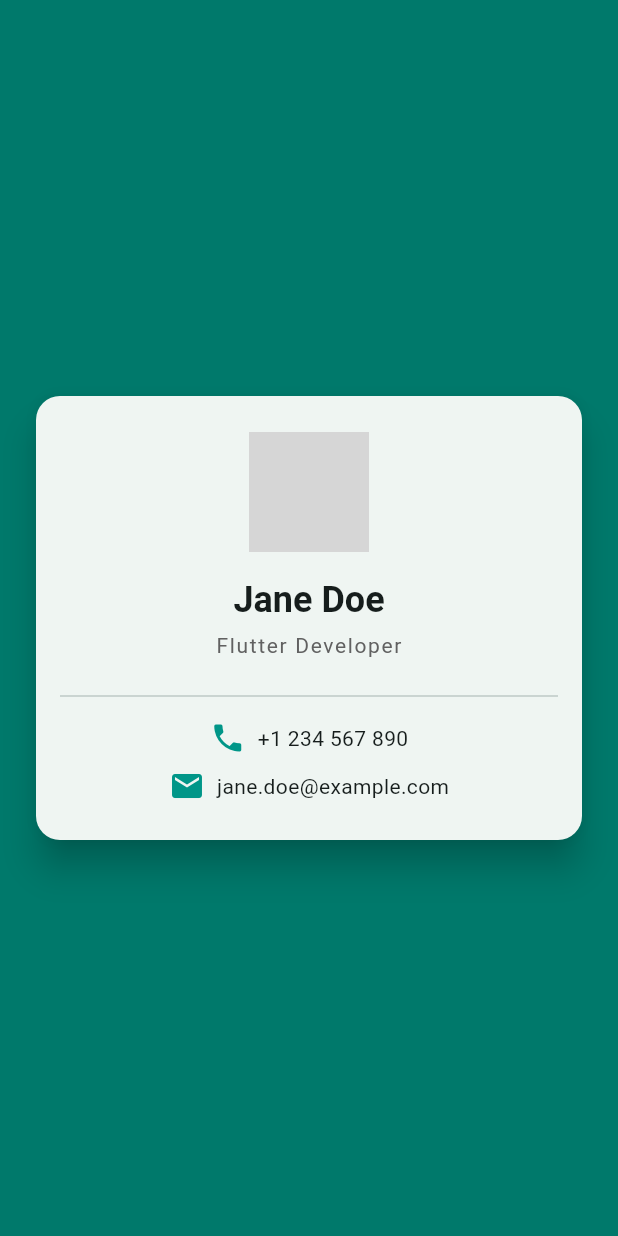
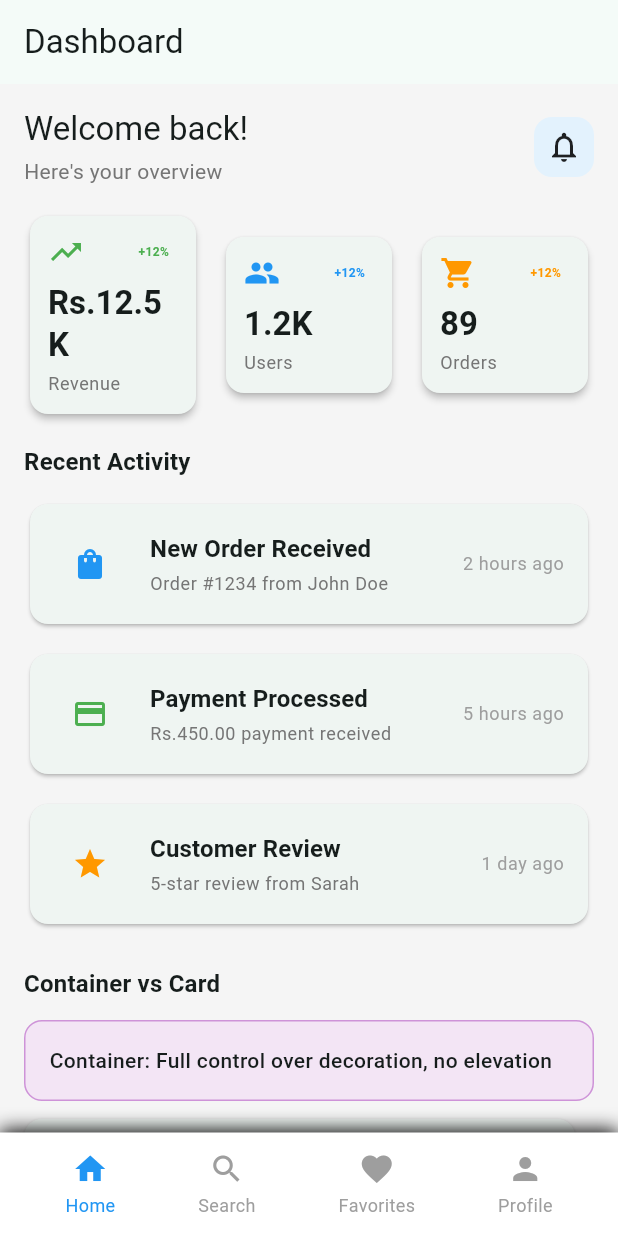
Before and after one commit to SumanShrestha14/learning_flutter, a Flutter app: the screen it shows after launch, on a phone screen of 412 x 824 dp. Run offline on Flutter 3.47's test engine with Material 3 defaults, Android fonts, the phone set to English and light mode, and no system bars; grey boxes are pictures that could not be loaded.

Commit message:
Row, Column, Expanded, Flexible
Padding, Margin, SizedBox

Container vs Card

Practice: Create a dashboard layout

```diff
--- a/lib/main.dart
+++ b/lib/main.dart
@@ -1,4 +1,4 @@
-import 'package:first_app/pages/ProfileScreen.dart';
+import 'package:first_app/pages/DashboardScreen.dart';
 import 'package:flutter/material.dart';
 
 void main() {
@@ -13,12 +13,12 @@ class MyApp extends StatelessWidget {
   Widget build(BuildContext context) {
     return MaterialApp(
       debugShowCheckedModeBanner: false,
-      title: 'Flutter App',
+      title: 'Flutter Layout Mastery',
       theme: ThemeData(
         colorScheme: ColorScheme.fromSeed(seedColor: Colors.teal),
         useMaterial3: true,
       ),
-      home: const ProfileScreen(),
+      home: const DashboardScreen(),
     );
   }
 }
--- /dev/null
+++ b/lib/pages/ActivityCard.dart
@@ -0,0 +1,71 @@
+import 'package:flutter/material.dart';
+
+/// Activity Card Widget - Demonstrates Card with Row layout
+class ActivityCard extends StatelessWidget {
+  final String title;
+  final String subtitle;
+  final String time;
+  final IconData icon;
+  final Color color;
+
+  const ActivityCard({
+    super.key,
+    required this.title,
+    required this.subtitle,
+    required this.time,
+    required this.icon,
+    required this.color,
+  });
+
+  @override
+  Widget build(BuildContext context) {
+    return Card(
+      elevation: 1,
+      child: Padding(
+        padding: const EdgeInsets.all(16.0),
+        child: Row(
+          children: [
+            // Icon container
+            Container(
+              padding: const EdgeInsets.all(12),
+              decoration: BoxDecoration(
+                borderRadius: BorderRadius.circular(12),
+              ),
+              child: Icon(icon, color: color),
+            ),
+            const SizedBox(width: 16), // Horizontal spacing
+            // Text content - using Expanded to take remaining space
+            Expanded(
+              child: Column(
+                crossAxisAlignment: CrossAxisAlignment.start,
+                children: [
+                  Text(
+                    title,
+                    style: Theme.of(context).textTheme.titleSmall?.copyWith(
+                      fontWeight: FontWeight.bold,
+                      fontSize: 16,
+                    ),
+                  ),
+                  const SizedBox(height: 4),
+                  Text(
+                    subtitle,
+                    style: Theme.of(context).textTheme.bodySmall?.copyWith(
+                      color: Colors.grey.shade600,
+                    ),
+                  ),
+                ],
+              ),
+            ),
+            // Time label
+            Text(
+              time,
+              style: Theme.of(
+                context,
+              ).textTheme.bodySmall?.copyWith(color: Colors.grey.shade500),
+            ),
+          ],
+        ),
+      ),
+    );
+  }
+}
--- /dev/null
+++ b/lib/pages/DashboardScreen.dart
@@ -0,0 +1,267 @@
+import 'package:first_app/pages/ActivityCard.dart';
+import 'package:first_app/pages/statCard.dart';
+import 'package:flutter/material.dart';
+
+/// Dashboard Screen demonstrating:
+/// - Row, Column, Expanded, Flexible
+/// - Padding, Margin, SizedBox
+/// - Container vs Card
+class DashboardScreen extends StatelessWidget {
+  const DashboardScreen({super.key});
+
+  @override
+  Widget build(BuildContext context) {
+    return Scaffold(
+      backgroundColor: Colors.grey.shade100,
+      appBar: AppBar(title: const Text('Dashboard'), elevation: 0),
+      body: SafeArea(
+        child: Column(
+          // Main column containing all dashboard sections
+          children: [
+            // HEADER SECTION - Using Row with spacing
+            Padding(
+              padding: const EdgeInsets.all(16.0),
+              child: Row(
+                // Row: arranges children horizontally
+                mainAxisAlignment: MainAxisAlignment.spaceBetween,
+                children: [
+                  // Title on the left
+                  Column(
+                    crossAxisAlignment: CrossAxisAlignment.start,
+                    children: [
+                      Text(
+                        'Welcome back!',
+                        style: Theme.of(context).textTheme.titleLarge,
+                      ),
+                      const SizedBox(
+                        height: 4,
+                      ), // SizedBox for vertical spacing
+                      Text(
+                        'Here\'s your overview',
+                        style: Theme.of(context).textTheme.bodyMedium?.copyWith(
+                          color: Colors.grey.shade600,
+                        ),
+                      ),
+                    ],
+                  ),
+                  // Action button on the right
+                  Container(
+                    // Container: for custom styling (decoration, constraints)
+                    padding: const EdgeInsets.all(8),
+                    decoration: BoxDecoration(
+                      color: Colors.blue.shade50,
+                      borderRadius: BorderRadius.circular(12),
+                    ),
+                    child: const Icon(Icons.notifications_outlined),
+                  ),
+                ],
+              ),
+            ),
+
+            // STATS ROW - Demonstrating Expanded
+            Padding(
+              padding: const EdgeInsets.symmetric(horizontal: 16.0),
+              child: Row(
+                children: [
+                  // Expanded: takes available space equally
+                  Expanded(
+                    child: StatCard(
+                      title: 'Revenue',
+                      value: 'Rs.12.5K',
+                      icon: Icons.trending_up,
+                      color: Colors.green,
+                    ),
+                  ),
+                  const SizedBox(width: 12), // SizedBox for horizontal spacing
+                  Expanded(
+                    child: StatCard(
+                      title: 'Users',
+                      value: '1.2K',
+                      icon: Icons.people,
+                      color: Colors.blue,
+                    ),
+                  ),
+                  const SizedBox(width: 12),
+                  Expanded(
+                    child: StatCard(
+                      title: 'Orders',
+                      value: '89',
+                      icon: Icons.shopping_cart,
+                      color: Colors.orange,
+                    ),
+                  ),
+                ],
+              ),
+            ),
+
+            const SizedBox(height: 16), // Vertical spacing between sections
+            // MAIN CONTENT - Demonstrating Flexible
+            Expanded(
+              // Expanded: takes remaining vertical space
+              child: SingleChildScrollView(
+                padding: const EdgeInsets.symmetric(horizontal: 16.0),
+                child: Column(
+                  crossAxisAlignment: CrossAxisAlignment.start,
+                  children: [
+                    // Section title with margin
+                    Container(
+                      margin: const EdgeInsets.only(bottom: 12),
+                      // margin: space outside the widget
+                      child: Text(
+                        'Recent Activity',
+                        style: Theme.of(context).textTheme.titleMedium
+                            ?.copyWith(fontWeight: FontWeight.bold),
+                      ),
+                    ),
+
+                    // Activity Cards - Demonstrating Card widget
+                    ActivityCard(
+                      title: 'New Order Received',
+                      subtitle: 'Order #1234 from John Doe',
+                      time: '2 hours ago',
+                      icon: Icons.shopping_bag,
+                      color: Colors.blue,
+                    ),
+                    const SizedBox(height: 12),
+                    ActivityCard(
+                      title: 'Payment Processed',
+                      subtitle: 'Rs.450.00 payment received',
+                      time: '5 hours ago',
+                      icon: Icons.payment,
+                      color: Colors.green,
+                    ),
+                    const SizedBox(height: 12),
+                    ActivityCard(
+                      title: 'Customer Review',
+                      subtitle: '5-star review from Sarah',
+                      time: '1 day ago',
+                      icon: Icons.star,
+                      color: Colors.orange,
+                    ),
+
+                    const SizedBox(height: 24),
+
+                    // Container vs Card comparison section
+                    Text(
+                      'Container vs Card',
+                      style: Theme.of(context).textTheme.titleMedium?.copyWith(
+                        fontWeight: FontWeight.bold,
+                      ),
+                    ),
+                    const SizedBox(height: 12),
+
+                    // Container example - more flexible, manual styling
+                    Container(
+                      width: double.infinity,
+                      padding: const EdgeInsets.all(16),
+                      // padding: space inside the widget
+                      margin: const EdgeInsets.only(bottom: 12),
+                      // margin: space outside the widget
+                      decoration: BoxDecoration(
+                        color: Colors.purple.shade50,
+                        borderRadius: BorderRadius.circular(12),
+                        border: Border.all(color: Colors.purple.shade200),
+                      ),
+                      child: const Text(
+                        'Container: Full control over decoration, no elevation',
+                        style: TextStyle(fontWeight: FontWeight.w500),
+                      ),
+                    ),
+
+                    // Card example - Material Design, built-in elevation
+                    Card(
+                      elevation: 2,
+                      // Card has built-in elevation (shadow)
+                      margin: const EdgeInsets.only(bottom: 12),
+                      shape: RoundedRectangleBorder(
+                        borderRadius: BorderRadius.circular(12),
+                      ),
+                      child: const Padding(
+                        padding: EdgeInsets.all(16.0),
+                        child: Text(
+                          'Card: Material Design, automatic elevation & styling',
+                          style: TextStyle(fontWeight: FontWeight.w500),
+                        ),
+                      ),
+                    ),
+
+                    // Flexible example - takes space but doesn't force it
+                    Row(
+                      children: [
+                        Flexible(
+                          // Flexible: can be smaller than available space
+                          flex: 2,
+                          child: Container(
+                            height: 60,
+                            color: Colors.red.shade100,
+                            child: const Center(
+                              child: Text('Flexible (flex: 2)'),
+                            ),
+                          ),
+                        ),
+                        const SizedBox(width: 8),
+                        Flexible(
+                          flex: 1,
+                          child: Container(
+                            height: 60,
+                            color: Colors.blue.shade100,
+                            child: const Center(
+                              child: Text('Flexible (flex: 1)'),
+                            ),
+                          ),
+                        ),
+                      ],
+                    ),
+
+                    const SizedBox(height: 24),
+                  ],
+                ),
+              ),
+            ),
+
+            // BOTTOM NAVIGATION - Row with icons
+            Container(
+              padding: const EdgeInsets.symmetric(vertical: 12, horizontal: 16),
+              decoration: BoxDecoration(
+                color: Colors.white,
+                boxShadow: [
+                  BoxShadow(
+                    color: Colors.black,
+                    blurRadius: 10,
+                    offset: const Offset(0, -2),
+                  ),
+                ],
+              ),
+              child: Row(
+                mainAxisAlignment: MainAxisAlignment.spaceAround,
+                children: [
+                  _buildNavItem(Icons.home, 'Home', true),
+                  _buildNavItem(Icons.search, 'Search', false),
+                  _buildNavItem(Icons.favorite, 'Favorites', false),
+                  _buildNavItem(Icons.person, 'Profile', false),
+                ],
+              ),
+            ),
+          ],
+        ),
+      ),
+    );
+  }
+
+  Widget _buildNavItem(IconData icon, String label, bool isActive) {
+    return Column(
+      mainAxisSize: MainAxisSize.min,
+      children: [
+        Icon(icon, color: isActive ? Colors.blue : Colors.grey),
+        const SizedBox(height: 4),
+        Text(
+          label,
+          style: TextStyle(
+            fontSize: 12,
+            color: isActive ? Colors.blue : Colors.grey,
+          ),
+        ),
+      ],
+    );
+  }
+}
--- /dev/null
+++ b/lib/pages/statCard.dart
@@ -0,0 +1,70 @@
+import 'package:flutter/material.dart';
+
+/// Stat Card Widget - Demonstrates Card with Row/Column
+class StatCard extends StatelessWidget {
+  final String title;
+  final String value;
+  final IconData icon;
+  final Color color;
+
+  const StatCard({
+    super.key,
+    required this.title,
+    required this.value,
+    required this.icon,
+    required this.color,
+  });
+
+  @override
+  Widget build(BuildContext context) {
+    return Card(
+      elevation: 2,
+      child: Padding(
+        // Padding: space inside the widget
+        padding: const EdgeInsets.all(12.0),
+        child: Column(
+          crossAxisAlignment: CrossAxisAlignment.start,
+          children: [
+            Row(
+              mainAxisAlignment: MainAxisAlignment.spaceBetween,
+              children: [
+                Icon(icon, color: color, size: 24),
+                Container(
+                  padding: const EdgeInsets.symmetric(
+                    horizontal: 6,
+                    vertical: 2,
+                  ),
+                  decoration: BoxDecoration(
+                    borderRadius: BorderRadius.circular(4),
+                  ),
+                  child: Text(
+                    '+12%',
+                    style: TextStyle(
+                      color: color,
+                      fontSize: 8,
+                      fontWeight: FontWeight.bold,
+                    ),
+                  ),
+                ),
+              ],
+            ),
+            const SizedBox(height: 8),
+            Text(
+              value,
+              style: Theme.of(
+                context,
+              ).textTheme.titleLarge?.copyWith(fontWeight: FontWeight.bold),
+            ),
+            const SizedBox(height: 4),
+            Text(
+              title,
+              style: Theme.of(
+                context,
+              ).textTheme.bodySmall?.copyWith(color: Colors.grey.shade600),
+            ),
+          ],
+        ),
+      ),
+    );
+  }
+}
```
